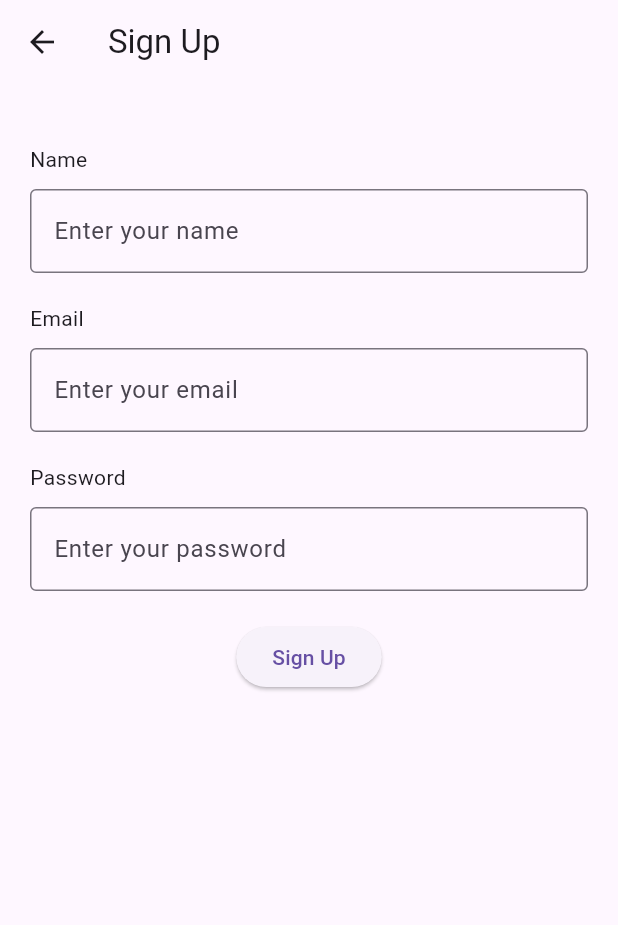
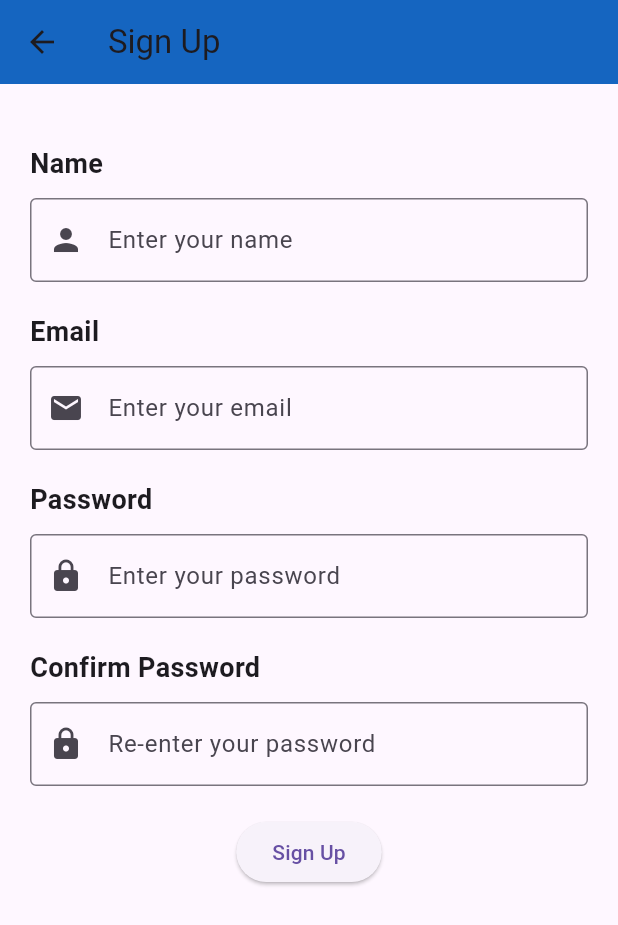
Before and after one commit to Minor-Project-Study-Mate/StudyMate-App, a Flutter app: the SignUpPage screen opened directly, on a phone screen of 412 x 824 dp. Shown: the top 925 px of the screen. Run offline on Flutter 3.47's test engine with Material 2 defaults, Android fonts, the phone set to English and light mode, and no system bars; our stand-ins replace cached_network_image, firebase_core, font_awesome_flutter, get, get_storage, google_sign_in; accounts and stored records are empty.

Commit message:
Signup page updateed

```diff
--- a/lib/app/modules/auth/views/SignupPage.dart
+++ b/lib/app/modules/auth/views/SignupPage.dart
@@ -1,4 +1,3 @@
-// ignore: file_names
 import 'package:flutter/material.dart';
 
 class SignUpPage extends StatefulWidget {
@@ -18,6 +17,7 @@ class SignUpPageState extends State<SignUpPage> {
     return Scaffold(
       appBar: AppBar(
         title: const Text('Sign Up'),
+        backgroundColor: Colors.blue[800],
       ),
       body: Container(
         padding: const EdgeInsets.all(20.0),
@@ -25,7 +25,10 @@ class SignUpPageState extends State<SignUpPage> {
           crossAxisAlignment: CrossAxisAlignment.start,
           children: [
             const SizedBox(height: 20.0),
-            const Text('Name'),
+            const Text(
+              'Name',
+              style: TextStyle(fontSize: 18.0, fontWeight: FontWeight.bold),
+            ),
             const SizedBox(height: 10.0),
             TextField(
               onChanged: (value) {
@@ -36,10 +39,14 @@ class SignUpPageState extends State<SignUpPage> {
               decoration: const InputDecoration(
                 hintText: 'Enter your name',
                 border: OutlineInputBorder(),
+                prefixIcon: Icon(Icons.person),
               ),
             ),
             const SizedBox(height: 20.0),
-            const Text('Email'),
+            const Text(
+              'Email',
+              style: TextStyle(fontSize: 18.0, fontWeight: FontWeight.bold),
+            ),
             const SizedBox(height: 10.0),
             TextField(
               onChanged: (value) {
@@ -50,10 +57,14 @@ class SignUpPageState extends State<SignUpPage> {
               decoration: const InputDecoration(
                 hintText: 'Enter your email',
                 border: OutlineInputBorder(),
+                prefixIcon: Icon(Icons.email),
               ),
             ),
             const SizedBox(height: 20.0),
-            const Text('Password'),
+            const Text(
+              'Password',
+              style: TextStyle(fontSize: 18.0, fontWeight: FontWeight.bold),
+            ),
             const SizedBox(height: 10.0),
             TextField(
               onChanged: (value) {
@@ -65,6 +76,26 @@ class SignUpPageState extends State<SignUpPage> {
               decoration: const InputDecoration(
                 hintText: 'Enter your password',
                 border: OutlineInputBorder(),
+                prefixIcon: Icon(Icons.lock),
+              ),
+            ),
+            const SizedBox(height: 20.0),
+            const Text(
+              'Confirm Password',
+              style: TextStyle(fontSize: 18.0, fontWeight: FontWeight.bold),
+            ),
+            const SizedBox(height: 10.0),
+            TextField(
+              onChanged: (value) {
+                setState(() {
+                  password = value;
+                });
+              },
+              obscureText: true,
+              decoration: const InputDecoration(
+                hintText: 'Re-enter your password',
+                border: OutlineInputBorder(),
+                prefixIcon: Icon(Icons.lock),
               ),
             ),
             const SizedBox(height: 20.0),
@@ -78,7 +109,7 @@ class SignUpPageState extends State<SignUpPage> {
             ),
           ],
         ),
-      ),
-    );
-  }
+    ),
+);
 }
+}
```
